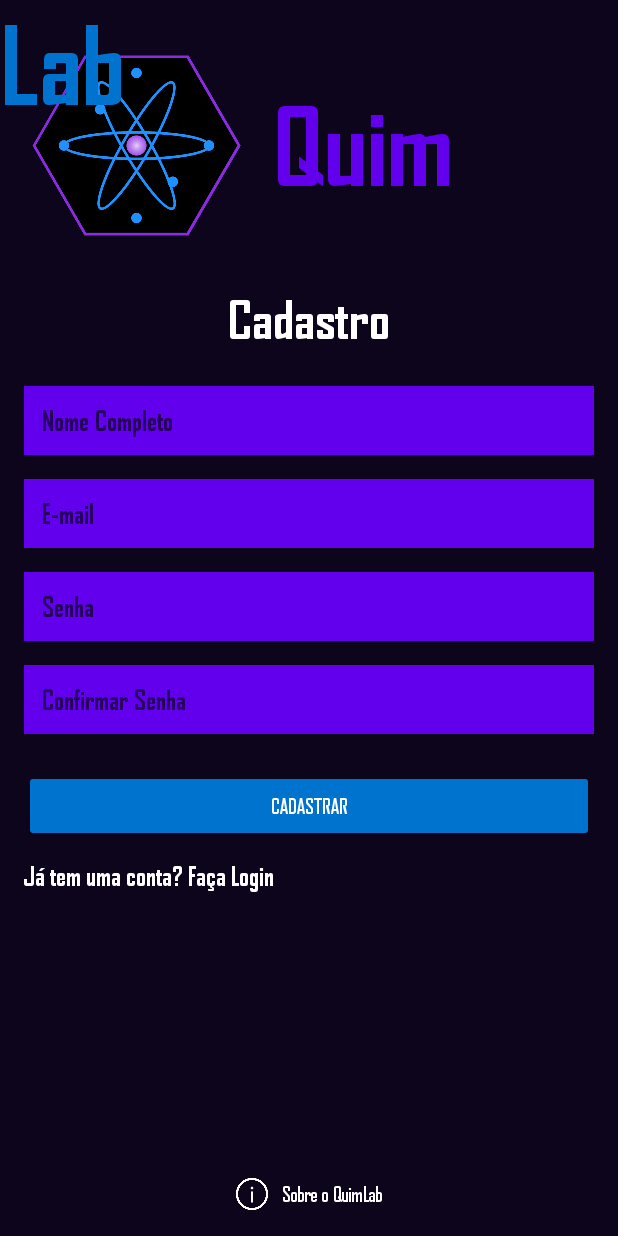
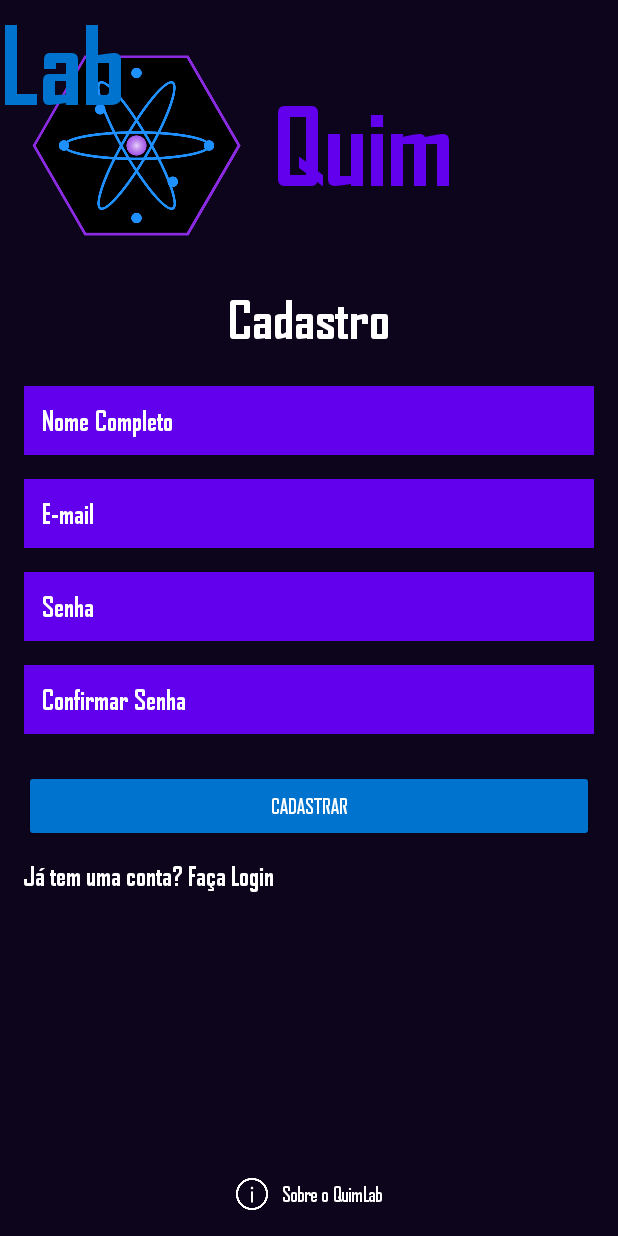
Before and after one commit to JairRodrigue/QuimLab-App, an Android app: the layout activity_cadastro.xml on its own in the app's theme, with its tools: preview values and no code run, on a phone screen of 412 x 824 dp. Run offline under Robolectric (Android 15) with nearby library versions, the phone set to English and light mode, and no system bars.

Commit message:
Versões corrigidas

```diff
--- a/app/src/main/AndroidManifest.xml
+++ b/app/src/main/AndroidManifest.xml
@@ -16,7 +16,7 @@
             android:name=".SplashActivity"
             android:exported="false" />
         <activity
-            android:name=".MainActivity"
+            android:name="ui.authentication.LoginActivity"
             android:exported="true"
             android:label="@string/app_name">
             <intent-filter>
--- a/app/src/main/res/layout/activity_cadastro.xml
+++ b/app/src/main/res/layout/activity_cadastro.xml
@@ -38,7 +38,6 @@
             android:textColor="@color/roxo_padrao"
             android:textSize="70sp"
             android:textStyle="bold" />
-
     </LinearLayout>
 
     <TextView
@@ -63,7 +62,7 @@
         android:layout_marginEnd="16dp"
         android:background="@color/roxo_padrao"
         android:hint="Nome Completo"
-        android:hintTextColor="@color/branco"
+        android:textColorHint="@color/branco"
     android:padding="12dp"
     android:textColor="@color/branco"
     app:layout_constraintEnd_toEndOf="parent"
@@ -79,7 +78,7 @@
         android:layout_marginEnd="16dp"
         android:background="@color/roxo_padrao"
         android:hint="E-mail"
-        android:hintTextColor="@color/branco"
+        android:textColorHint="@color/branco"
     android:padding="12dp"
     android:textColor="@color/branco"
     app:layout_constraintEnd_toEndOf="parent"
@@ -95,7 +94,7 @@
         android:layout_marginEnd="16dp"
         android:background="@color/roxo_padrao"
         android:hint="Senha"
-        android:hintTextColor="@color/branco"
+        android:textColorHint="@color/branco"
     android:inputType="textPassword"
     android:padding="12dp"
     android:textColor="@color/branco"
@@ -112,7 +111,7 @@
         android:layout_marginEnd="16dp"
         android:background="@color/roxo_padrao"
         android:hint="Confirmar Senha"
-        android:hintTextColor="@color/branco"
+        android:textColorHint="@color/branco"
     android:inputType="textPassword"
     android:padding="12dp"
     android:textColor="@color/branco"
@@ -188,6 +187,4 @@
         tools:ignore="MissingConstraints"
         tools:layout_editor_absoluteX="302dp"
         tools:layout_editor_absoluteY="54dp" />
-
-
 </androidx.constraintlayout.widget.ConstraintLayout>
--- a/app/src/main/res/layout/activity_esqueceu_senha.xml
+++ b/app/src/main/res/layout/activity_esqueceu_senha.xml
@@ -38,7 +38,6 @@
             android:textColor="@color/roxo_padrao"
             android:textSize="70sp"
             android:textStyle="bold" />
-
     </LinearLayout>
 
     <TextView
@@ -63,7 +62,7 @@
         android:layout_marginEnd="16dp"
         android:background="@color/roxo_padrao"
         android:hint="E-mail cadastrado"
-            android:hintTextColor="@color/branco"
+        android:textColorHint="@color/branco"
     android:padding="12dp"
     android:textColor="@color/branco"
     app:layout_constraintEnd_toEndOf="parent"
@@ -138,6 +137,4 @@
         tools:ignore="MissingConstraints"
         tools:layout_editor_absoluteX="306dp"
         tools:layout_editor_absoluteY="54dp" />
-
-
 </androidx.constraintlayout.widget.ConstraintLayout>
--- a/app/src/main/res/layout/activity_sobre_o_quimlab.xml
+++ b/app/src/main/res/layout/activity_sobre_o_quimlab.xml
@@ -84,7 +84,7 @@
         android:layout_marginTop="12dp"
         android:clickable="true"
         android:focusable="true"
-        android:text="Voltar ao Login"
+        android:text="Voltar"
         android:textAlignment="center"
         android:textColor="@color/branco"
         android:textSize="17sp"
```
Also changed, not shown: app/build.gradle.kts (+5 -2 lines), app/src/main/res/layout/activity_login.xml (+3 -5 lines), gradle/libs.versions.toml (+10 -10 lines). Lines whose indentation alone changed are shown as unchanged.
